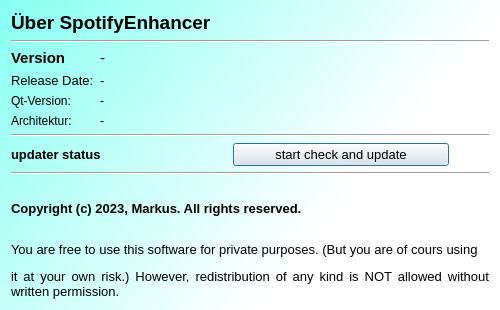
This is ueberdialog.ui in M4RKUS28/SpotifyEnhancer as Qt 5 draws it before an edit. The edited form follows.
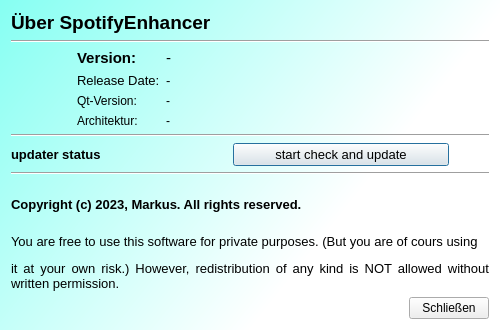
This is the edited form.

Diff of the .ui file:
```diff
--- a/ueberdialog.ui
+++ b/ueberdialog.ui
@@ -7,7 +7,7 @@
     <x>0</x>
     <y>0</y>
     <width>500</width>
-    <height>310</height>
+    <height>330</height>
    </rect>
   </property>
   <property name="minimumSize">
@@ -18,8 +18,8 @@
   </property>
   <property name="maximumSize">
    <size>
-    <width>500</width>
-    <height>350</height>
+    <width>540</width>
+    <height>380</height>
    </size>
   </property>
   <property name="windowTitle">
@@ -51,11 +51,64 @@
     </widget>
    </item>
    <item>
-    <widget class="Line" name="line">
+    <widget class="Line" name="line_2">
      <property name="orientation">
       <enum>Qt::Horizontal</enum>
      </property>
     </widget>
+   </item>
+   <item>
+    <layout class="QHBoxLayout" name="horizontalLayout_3">
+     <item>
+      <spacer name="hSpacer">
+       <property name="orientation">
+        <enum>Qt::Horizontal</enum>
+       </property>
+       <property name="sizeType">
+        <enum>QSizePolicy::Fixed</enum>
+       </property>
+       <property name="sizeHint" stdset="0">
+        <size>
+         <width>25</width>
+         <height>20</height>
+        </size>
+       </property>
+      </spacer>
+     </item>
+     <item>
+      <widget class="QLabel" name="label_icon">
+       <property name="sizePolicy">
+        <sizepolicy hsizetype="Maximum" vsizetype="Preferred">
+         <horstretch>0</horstretch>
+         <verstretch>0</verstretch>
+        </sizepolicy>
+       </property>
+       <property name="minimumSize">
+        <size>
+         <width>10</width>
+         <height>0</height>
+        </size>
+       </property>
+       <property name="text">
+        <string/>
+       </property>
+      </widget>
+     </item>
+     <item>
+      <spacer name="horizontalSpacer_3">
+       <property name="orientation">
+        <enum>Qt::Horizontal</enum>
+       </property>
+       <property name="sizeType">
+        <enum>QSizePolicy::Fixed</enum>
+       </property>
+       <property name="sizeHint" stdset="0">
+        <size>
+         <width>25</width>
+         <height>20</height>
+        </size>
+       </property>
+      </spacer>
    </item>
    <item>
     <layout class="QFormLayout" name="formLayout">
@@ -68,7 +121,7 @@
         </font>
        </property>
        <property name="text">
-        <string>Version</string>
+          <string>Version:</string>
        </property>
       </widget>
      </item>
@@ -156,8 +209,10 @@
      </item>
     </layout>
    </item>
+    </layout>
+   </item>
    <item>
-    <widget class="Line" name="line_2">
+    <widget class="Line" name="line">
      <property name="orientation">
       <enum>Qt::Horizontal</enum>
      </property>
@@ -258,6 +313,30 @@
      </property>
     </widget>
    </item>
+   <item>
+    <layout class="QHBoxLayout" name="horizontalLayout_2">
+     <item>
+      <spacer name="horizontalSpacer_2">
+       <property name="orientation">
+        <enum>Qt::Horizontal</enum>
+       </property>
+       <property name="sizeHint" stdset="0">
+        <size>
+         <width>40</width>
+         <height>20</height>
+        </size>
+       </property>
+      </spacer>
+     </item>
+     <item>
+      <widget class="QPushButton" name="pushButtonClose">
+       <property name="text">
+        <string>Schließen</string>
+       </property>
+      </widget>
+     </item>
+    </layout>
+   </item>
   </layout>
  </widget>
  <resources/>
```
Left out of the diff: 2 changed lines with no effect on the pictures. Lines whose indentation alone changed are shown as unchanged.
